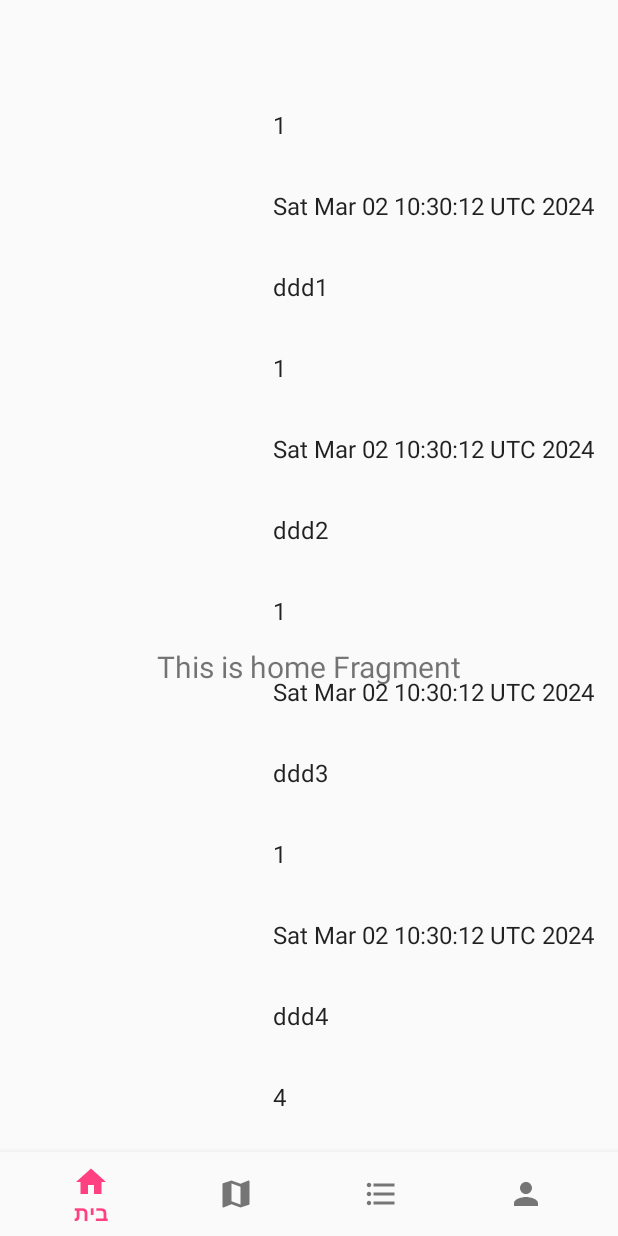
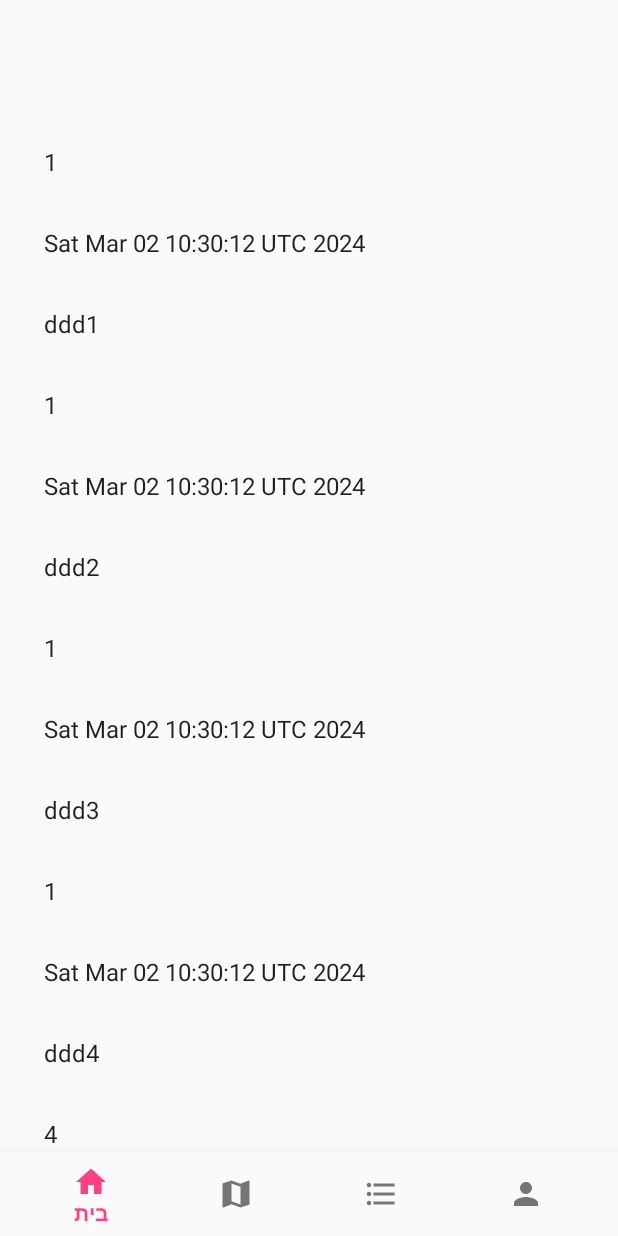
Before and after one commit to harelush/MadaMal-mobile, an Android app: the screen it shows after launch once a user with an empty profile is signed in (MainActivity), on a phone screen of 412 x 824 dp. Run offline under Robolectric (Android 15) with nearby library versions, the phone set to English and light mode, and no system bars; our stand-ins replace Firebase (no records; nobody signed in at launch, a user with empty details on screens opened directly), navigation-ui.

Commit message:
finish basic report list with view model and displayed within fragment

```diff
--- a/app/src/main/java/com/harelshaigal/madamal/ui/home/HomeFragment.kt
+++ b/app/src/main/java/com/harelshaigal/madamal/ui/home/HomeFragment.kt
@@ -29,11 +29,6 @@ class HomeFragment : Fragment() {
         val root: View = binding.root
 
 
-        val textView: TextView = binding.textHome
-        homeViewModel.text.observe(viewLifecycleOwner) {
-            textView.text = it
-        }
-
         return root
     }
 
--- a/app/src/main/java/com/harelshaigal/madamal/ui/userReportsList/UserReportsListFragment.kt
+++ b/app/src/main/java/com/harelshaigal/madamal/ui/userReportsList/UserReportsListFragment.kt
@@ -31,10 +31,7 @@ class UserReportsListFragment : Fragment() {
         _binding = FragmentUserReportsListBinding.inflate(inflater, container, false)
         val root: View = binding.root
 
-        val textView: TextView = binding.textUserReportList
-        viewModel.text.observe(viewLifecycleOwner) {
-            textView.text = it
-        }
+
         return root
     }
 
--- a/app/src/main/res/drawable/bottom_navigation_color_selector.xml
+++ b/app/src/main/res/drawable/bottom_navigation_color_selector.xml
@@ -2,5 +2,5 @@
 <selector xmlns:android="http://schemas.android.com/apk/res/android">
     <item android:color="@color/colorBottomNavigationItemSelected" android:state_checked="true" />
 <!--     Unselected state -->
-    <item android:color="@color/colorBottomNavigationItemUnselected" />
+    <item android:color="@color/colorBottomNavigationItemUnselected" android:state_checked="false"/>
 </selector>
--- a/app/src/main/res/layout/activity_main.xml
+++ b/app/src/main/res/layout/activity_main.xml
@@ -24,11 +24,11 @@
     <fragment
         android:id="@+id/nav_host_fragment_activity_main"
         android:name="androidx.navigation.fragment.NavHostFragment"
-        android:layout_width="match_parent"
-        android:layout_height="match_parent"
+        android:layout_width="411dp"
+        android:layout_height="778dp"
         app:defaultNavHost="true"
         app:layout_constraintBottom_toTopOf="@id/nav_view"
-        app:layout_constraintHorizontal_bias="0.0"
+        app:layout_constraintHorizontal_bias="1.0"
         app:layout_constraintLeft_toLeftOf="parent"
         app:layout_constraintRight_toRightOf="parent"
         app:layout_constraintTop_toTopOf="parent"
--- a/app/src/main/res/layout/fragment_home.xml
+++ b/app/src/main/res/layout/fragment_home.xml
@@ -6,33 +6,18 @@
     android:layout_height="match_parent"
     tools:context=".ui.home.HomeFragment">
 
-    <TextView
-        android:id="@+id/text_home"
-        android:layout_width="match_parent"
-        android:layout_height="wrap_content"
-        android:layout_marginStart="8dp"
-        android:layout_marginTop="8dp"
-        android:layout_marginEnd="8dp"
-        android:textAlignment="center"
-        android:textSize="20sp"
-        app:layout_constraintBottom_toBottomOf="parent"
-        app:layout_constraintEnd_toEndOf="parent"
-        app:layout_constraintStart_toStartOf="parent"
-        app:layout_constraintTop_toTopOf="parent" />
-
     <androidx.fragment.app.FragmentContainerView
         android:id="@+id/fragmentContainerView"
         android:name="com.harelshaigal.madamal.ui.reportsList.ReportListFragment"
-        android:layout_width="wrap_content"
-        android:layout_height="wrap_content"
-        android:layout_marginStart="411dp"
-        android:tag="my_tag"
+        android:layout_width="414dp"
+        android:layout_height="730dp"
+        android:layout_marginStart="1dp"
+        android:layout_marginTop="1dp"
+        android:layout_marginEnd="1dp"
         app:layout_constraintBottom_toBottomOf="parent"
         app:layout_constraintEnd_toEndOf="parent"
         app:layout_constraintHorizontal_bias="1.0"
         app:layout_constraintStart_toStartOf="parent"
-        app:layout_constraintTop_toBottomOf="@+id/text_home"
-        app:layout_constraintVertical_bias="1.0"
-        />
-
+        app:layout_constraintTop_toTopOf="parent"
+        app:layout_constraintVertical_bias="0.493" />
 </androidx.constraintlayout.widget.ConstraintLayout>
```
Also changed, not shown: app/src/main/res/layout/fragment_user_reports_list.xml (+11 -10 lines).
